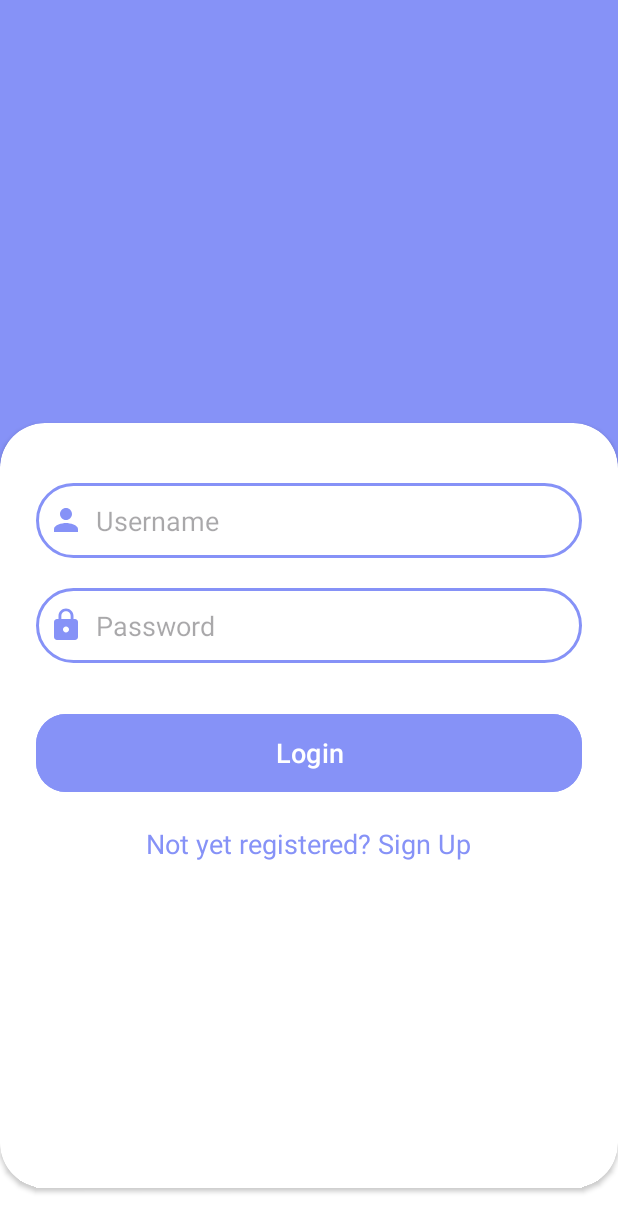
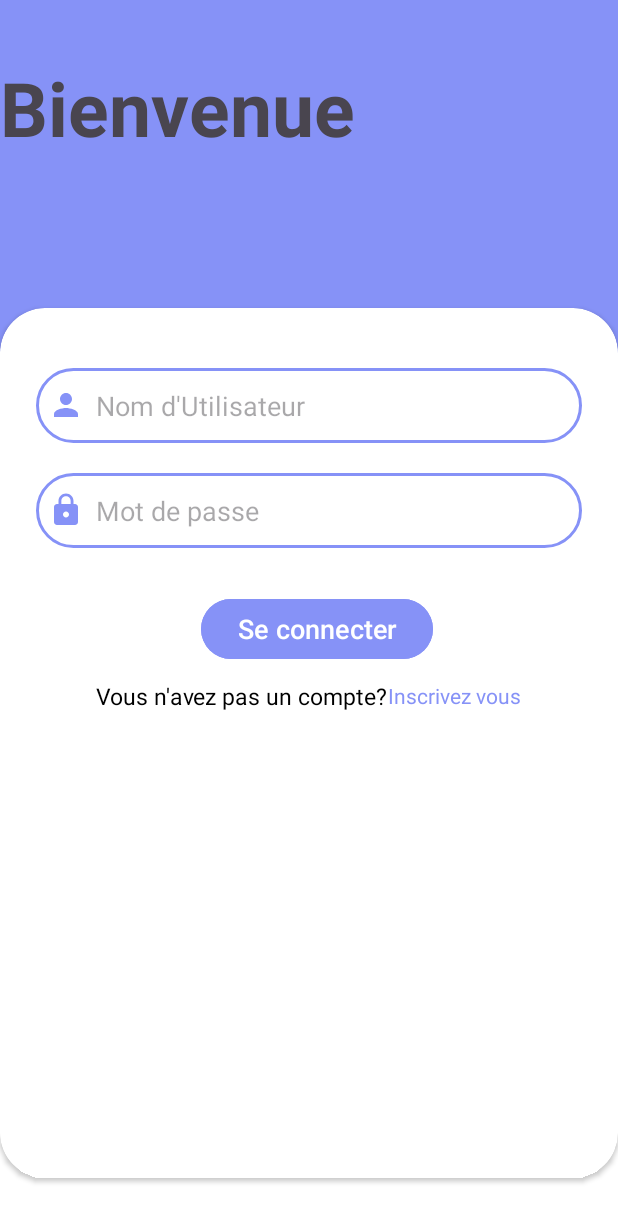
Before and after one commit to CyrilleValentin/tracker, an Android app: the LoginActivity screen opened directly, with no data from a screen before it, on a phone screen of 412 x 824 dp. Shown: the top 1232 px of the screen. Run offline under Robolectric (Android 15) with nearby library versions, the phone set to English and light mode, and no system bars.

```diff
--- a/app/src/main/res/layout/activity_login.xml
+++ b/app/src/main/res/layout/activity_login.xml
@@ -9,70 +9,91 @@
     android:gravity="center"
     android:background="@drawable/profilebkg"
     tools:context=".LoginActivity">
+    <TextView
+        android:id="@+id/bienvenu"
+        android:layout_width="match_parent"
+        android:text="Bienvenue"
+        android:textStyle="bold"
+        android:textSize="50dp"
+        android:layout_height="wrap_content"/>
 
     <androidx.cardview.widget.CardView
         android:layout_width="match_parent"
-        android:layout_height="510dp"
-        android:layout_marginTop="250dp"
+        android:layout_height="580dp"
+        android:layout_marginTop="100dp"
         app:cardCornerRadius="30dp">
 
         <LinearLayout
             android:layout_width="match_parent"
-            android:layout_height="510dp"
+            android:layout_height="410dp"
+            android:layout_gravity="center_horizontal"
             android:orientation="vertical"
-            android:layout_gravity="center_horizontal"
+            android:paddingLeft="24dp"
             android:paddingRight="24dp"
-            android:paddingLeft="24dp"
-            android:paddingBottom="40dp"
-            >
-
+            android:paddingBottom="40dp">
 
 
             <EditText
+                android:id="@+id/login_username"
                 android:layout_width="match_parent"
                 android:layout_height="50dp"
-                android:id="@+id/login_username"
+                android:layout_marginTop="40dp"
                 android:background="@drawable/lavender_border"
-                android:layout_marginTop="40dp"
-                android:padding="8dp"
-                android:hint="Username"
                 android:drawableLeft="@drawable/person_ic"
                 android:drawablePadding="8dp"
-                android:textColor="@color/black"/>
+                android:hint="Nom d'Utilisateur"
+                android:padding="8dp"
+                android:textColor="@color/black" />
 
             <EditText
+                android:id="@+id/login_password"
                 android:layout_width="match_parent"
                 android:layout_height="50dp"
-                android:id="@+id/login_password"
+                android:layout_marginTop="20dp"
                 android:background="@drawable/lavender_border"
-                android:layout_marginTop="20dp"
-                android:padding="8dp"
-                android:hint="Password"
-                android:inputType="textPassword"
                 android:drawableLeft="@drawable/lock_ic"
                 android:drawablePadding="8dp"
-                android:textColor="@color/black"/>
+                android:hint="Mot de passe"
+                android:inputType="textPassword"
+                android:padding="8dp"
+                android:textColor="@color/black" />
 
             <Button
-                android:layout_width="match_parent"
-                android:layout_height="60dp"
-                android:text="Login"
                 android:id="@+id/login_button"
-                android:textSize="18sp"
+                android:layout_width="wrap_content"
+                android:layout_height="wrap_content"
+                android:layout_marginLeft="110dp"
                 android:layout_marginTop="30dp"
                 android:backgroundTint="@color/purple"
-                app:cornerRadius = "20dp"/>
+                android:text="Se connecter"
 
-            <TextView
-                android:layout_width="wrap_content"
+                android:textSize="18sp"
+                app:cornerRadius="20dp" />
+
+            <LinearLayout
+                android:layout_width="match_parent"
                 android:layout_height="wrap_content"
-                android:id="@+id/signupRedirectText"
-                android:text="Not yet registered? Sign Up"
-                android:layout_gravity="center"
-                android:padding="8dp"
                 android:layout_marginTop="10dp"
-                android:textColor="@color/purple"
-                android:textSize="18sp"/>
+                android:gravity="center">
+
+                <TextView
+                    android:layout_width="wrap_content"
+                    android:layout_height="wrap_content"
+                    android:layout_gravity="center"
+                    android:autoSizeMaxTextSize="15dp"
+                    android:text="Vous n'avez pas un compte?"
+
+                    android:textColor="@color/black"
+                    android:textSize="15sp" />
+
+                <TextView
+                    android:id="@+id/signupRedirectText"
+                    android:layout_width="wrap_content"
+                    android:layout_height="wrap_content"
+                    android:text="Inscrivez vous"
+                    android:textColor="@color/purple" />
+
+            </LinearLayout>
 
 
         </LinearLayout>
```
Also changed, not shown: app/src/main/AndroidManifest.xml (+13 -4 lines), app/src/main/java/com/cyrille/store_tracker/SplashScreenActivity.java (added, +49 -0 lines), app/src/main/res/font/qwigley_regular.xml (added, +9 -0 lines), app/src/main/res/layout/activity_register.xml (+33 -12 lines), app/src/main/res/layout/activity_splash_screen.xml (added, +53 -0 lines), 1 other file.
